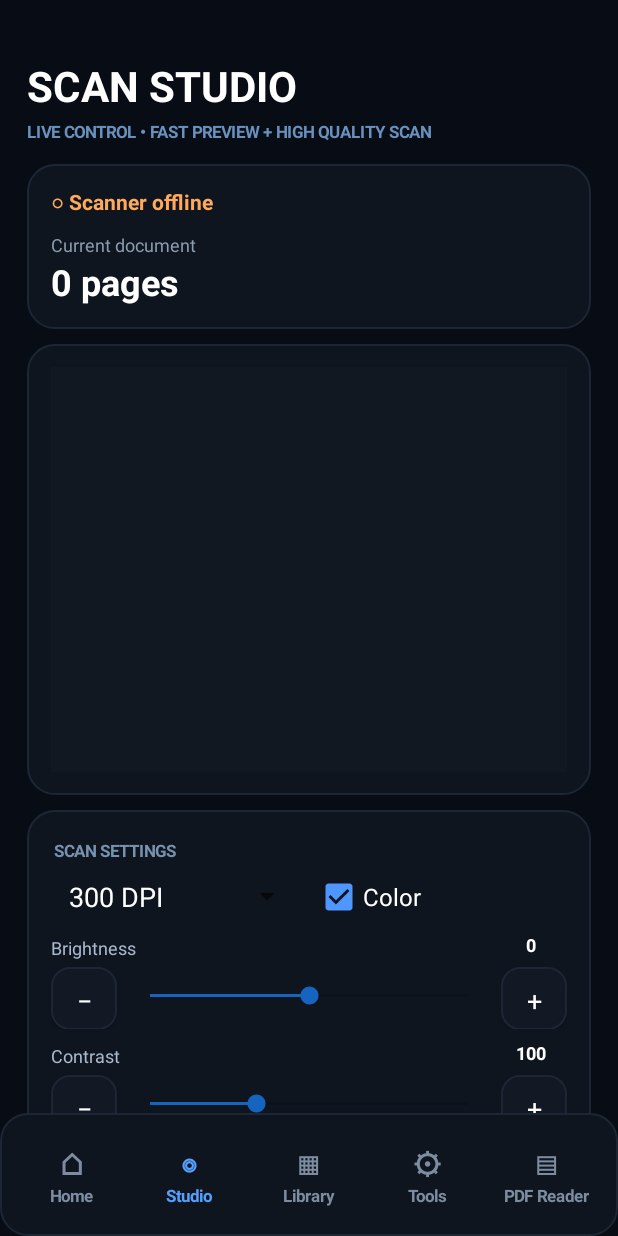
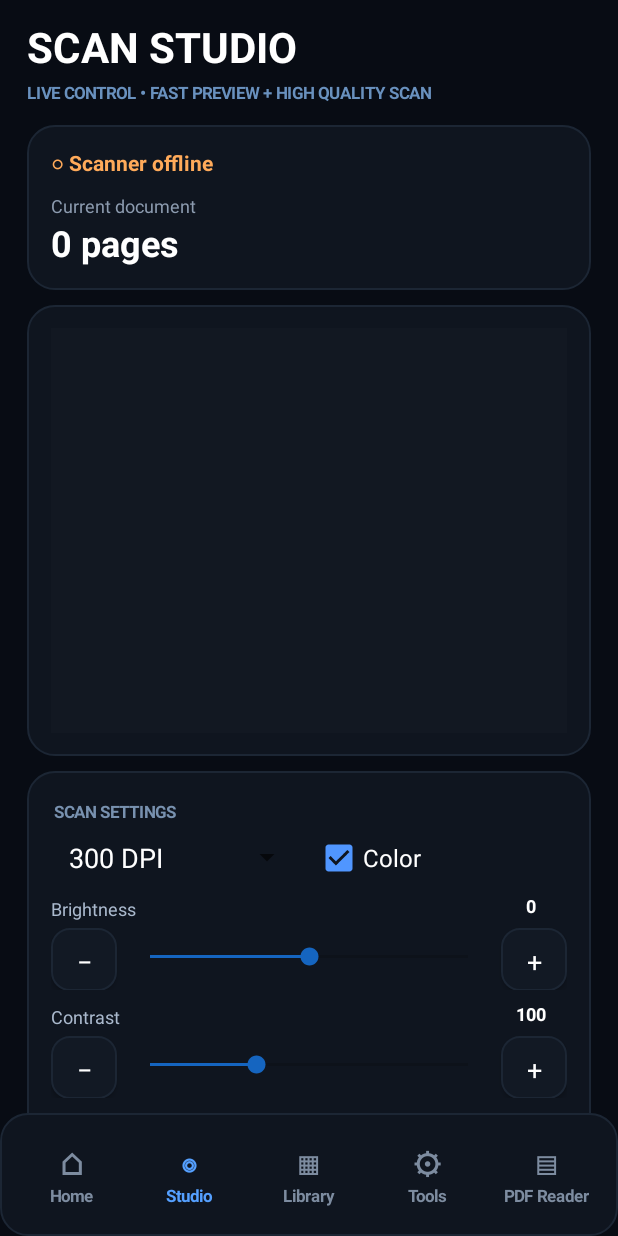
Before and after one commit to indianequipments092-commits/Printer, an Android app: the screen it shows after launch (MainActivity), after a tap on "＋ NEW SCAN", on a phone screen of 412 x 824 dp. Run offline under Robolectric (Android 15) with nearby library versions, the phone set to English and light mode, and no system bars; 1 other tap on this screen came first.

```diff
--- a/ScannerApp/app/src/main/java/com/indianequipments/usbscanner/MainActivity.kt
+++ b/ScannerApp/app/src/main/java/com/indianequipments/usbscanner/MainActivity.kt
@@ -88,7 +88,7 @@ class MainActivity : Activity() {
         }
         content = LinearLayout(this).apply {
             orientation = LinearLayout.VERTICAL
-            setPadding(dp(18), dp(38), dp(18), dp(18))
+            setPadding(dp(18), dp(12), dp(18), dp(18))
         }
         val scroll = ScrollView(this).apply {
             isFillViewport = true
@@ -102,7 +102,12 @@ class MainActivity : Activity() {
             background = panel()
         }
         root.addView(nav, LinearLayout.LayoutParams(-1, dp(82)))
+        root.setOnApplyWindowInsetsListener { _, insets ->
+            content.setPadding(dp(18), insets.systemWindowInsetTop + dp(12), dp(18), dp(18))
+            insets
+        }
         setContentView(root)
+        root.requestApplyInsets()
         renderTab(0)
     }
 
```
